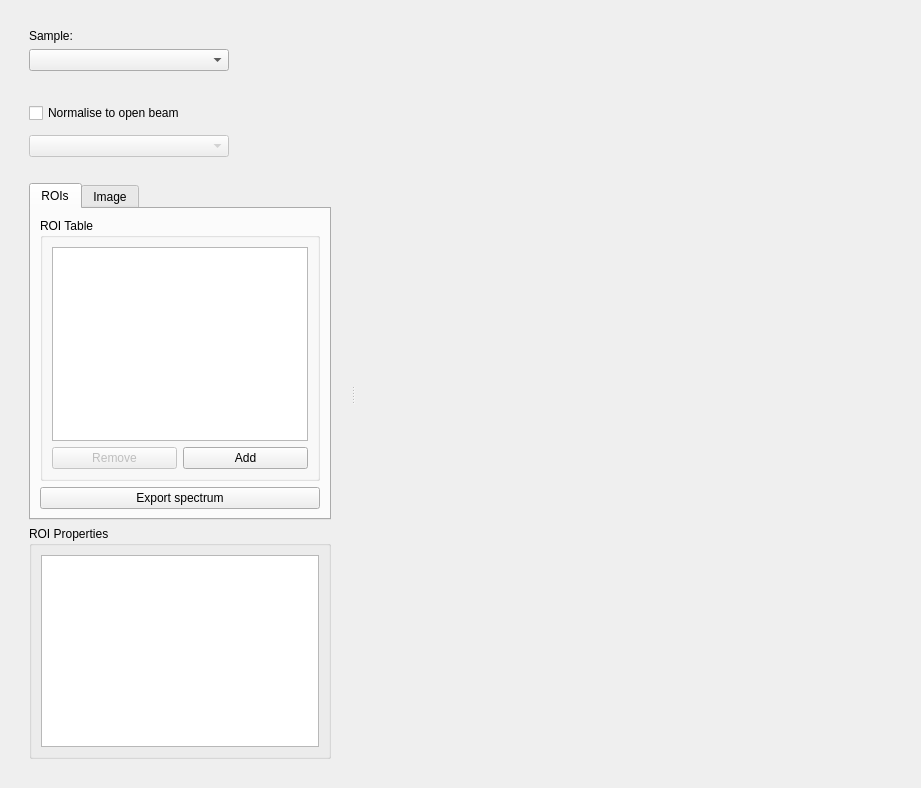
First picture: the form in mantidimaging/gui/ui/spectrum_viewer.ui, repository mantidproject/mantidimaging, before the edit.
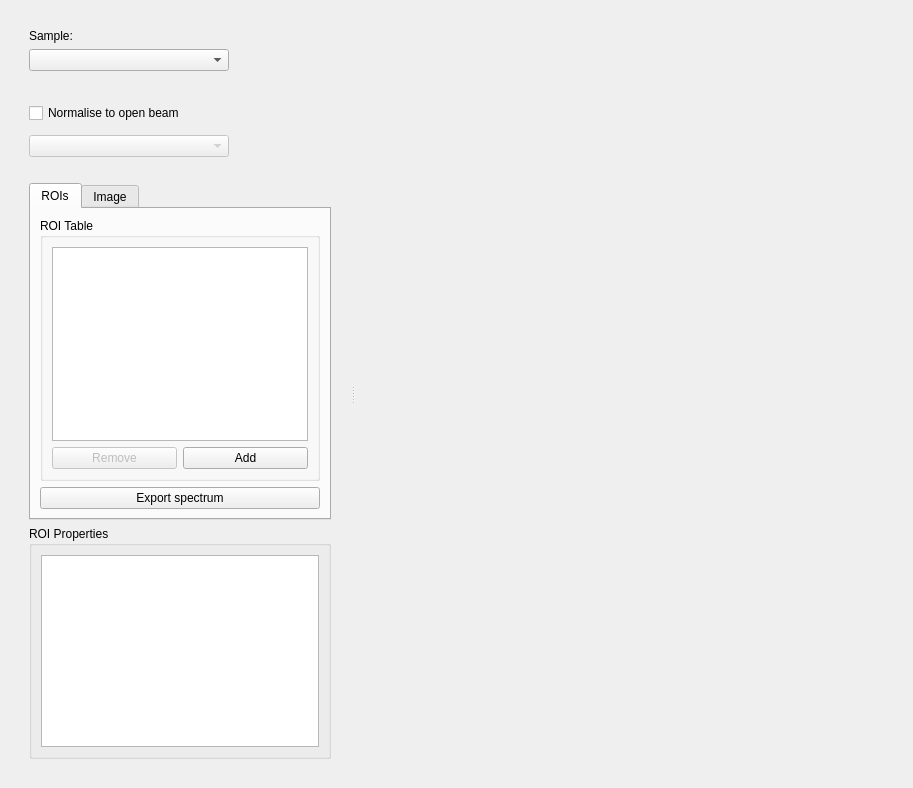
Second picture: the form after the edit. Custom widgets are drawn as their Qt base class.

Commit message: Fully functioning

What changed in the file:
```diff
--- a/mantidimaging/gui/ui/spectrum_viewer.ui
+++ b/mantidimaging/gui/ui/spectrum_viewer.ui
@@ -6,8 +6,8 @@
    <rect>
     <x>0</x>
     <y>0</y>
-    <width>921</width>
-    <height>739</height>
+    <width>913</width>
+    <height>710</height>
    </rect>
   </property>
   <property name="windowTitle">
```
Left out of the diff: 2 changed lines with no effect on the pictures. The commit also changes 2 other files.
